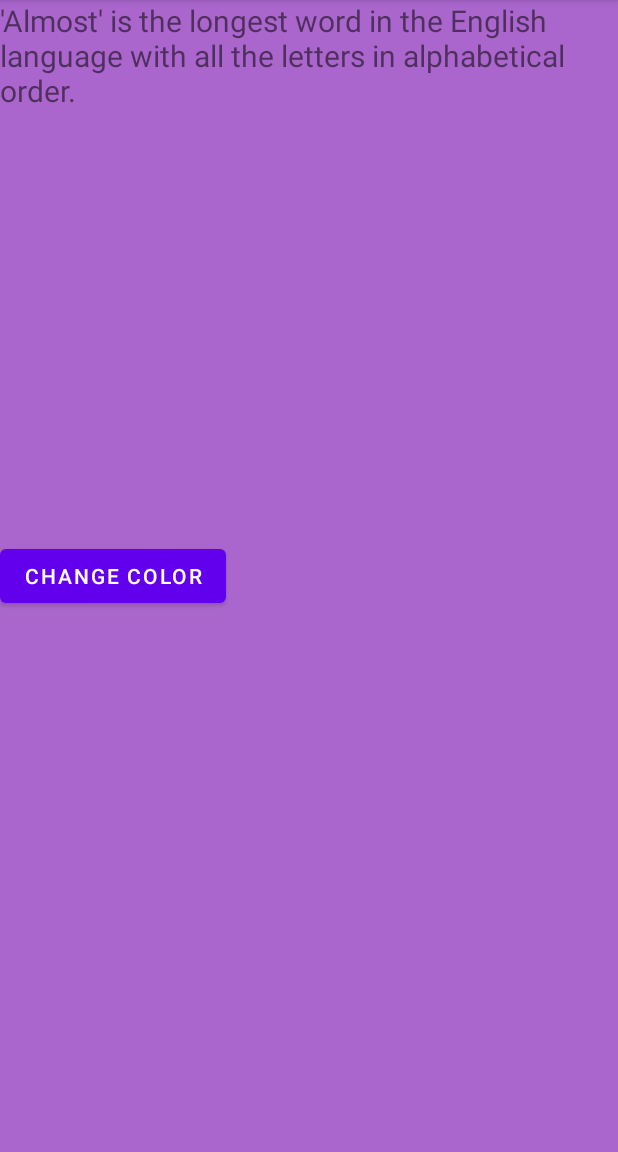
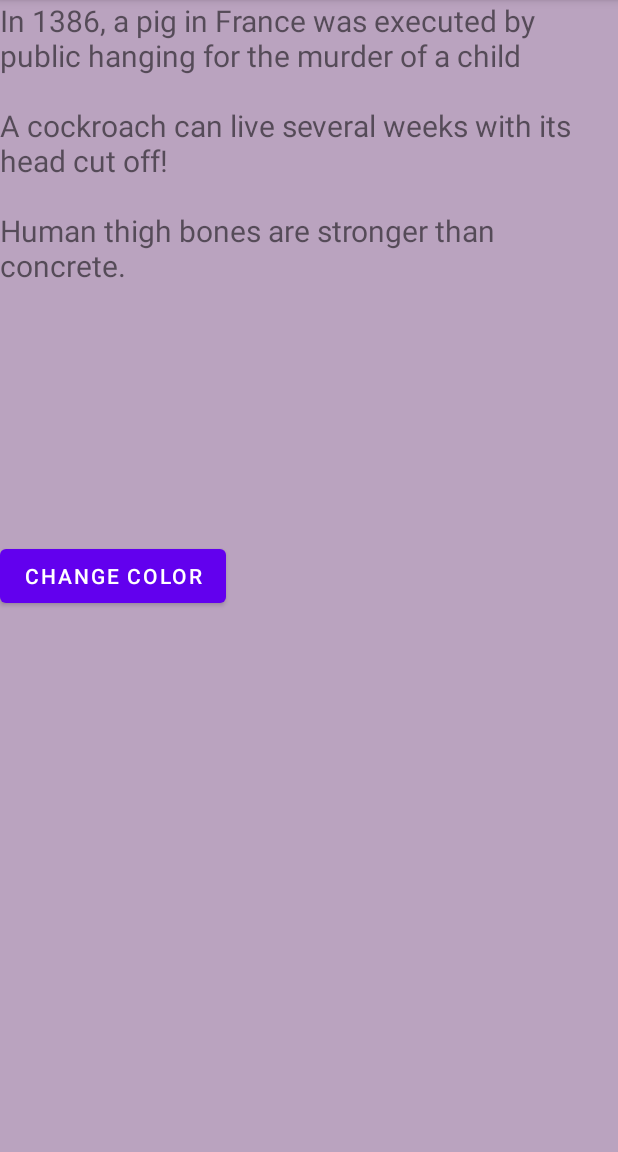
Before and after one commit to ys2409/KnowYourFacts, an Android app: the fragment Fragment3 shown on its own in the app's theme, after a tap on "CHANGE COLOR", on a phone screen of 412 x 824 dp, the part 84-1236 px from its top. Run offline under Robolectric (Android 15) with nearby library versions, the phone set to English and light mode, and no system bars.

Commit message:
updated fragment2 and fragment3

```diff
--- a/app/build.gradle
+++ b/app/build.gradle
@@ -38,4 +38,7 @@ dependencies {
     testImplementation 'junit:junit:4.+'
     androidTestImplementation 'androidx.test.ext:junit:1.1.2'
     androidTestImplementation 'androidx.test.espresso:espresso-core:3.3.0'
+
+    // Picasso
+    implementation 'com.squareup.picasso:picasso:2.5.2'
 }
--- a/app/src/main/java/com/myapplicationdev/android/knowyourfacts/Fragment3.java
+++ b/app/src/main/java/com/myapplicationdev/android/knowyourfacts/Fragment3.java
@@ -1,7 +1,10 @@
 package com.myapplicationdev.android.knowyourfacts;
 
+import android.graphics.Color;
+import android.os.Build;
 import android.os.Bundle;
 
+import androidx.annotation.RequiresApi;
 import androidx.fragment.app.Fragment;
 
 import android.view.LayoutInflater;
@@ -18,33 +21,31 @@ public class Fragment3 extends Fragment {
 
     TextView tv;
     Button btnChange;
-    ArrayList<Integer> colorlist;
-
-    @Override
-    public void onCreate(Bundle savedInstanceState) {
-        super.onCreate(savedInstanceState);
-        colorlist = new ArrayList<>();
-        colorlist.add(android.R.color.holo_blue_bright);
-        colorlist.add(android.R.color.holo_purple);
-        colorlist.add(android.R.color.holo_green_dark);
-        colorlist.add(android.R.color.holo_red_dark);
-        colorlist.add(android.R.color.holo_orange_light);
-        colorlist.add(android.R.color.holo_blue_light);
-    }
 
     @Override
     public View onCreateView(LayoutInflater inflater, ViewGroup container,
                              Bundle savedInstanceState) {
         View view = inflater.inflate(R.layout.fragment_3, container, false);
-        tv = view.findViewById(R.id.tv);
+        tv = view.findViewById(R.id.content);
         btnChange = view.findViewById(R.id.changeColor);
 
+        tv.setText("In 1386, a pig in France was executed by public hanging for the murder of a child\n" +
+                "\n" +
+                "A cockroach can live several weeks with its head cut off!\n" +
+                "\n" +
+                "Human thigh bones are stronger than concrete.");
+
         btnChange.setOnClickListener(new View.OnClickListener() {
+            @RequiresApi(api = Build.VERSION_CODES.O)
             @Override
             public void onClick(View v) {
-                Random r = new Random();
-                int i1 = r.nextInt(5);
-                view.setBackgroundColor(getResources().getColor(colorlist.get(i1)));
+                Random random = new Random();
+
+                float r = random.nextFloat();
+                float g = random.nextFloat();
+                float b = random.nextFloat();
+
+                getView().setBackgroundColor(Color.rgb(r, g, b));
             }
         });
         return view;
--- a/app/src/main/res/layout/fragment_2.xml
+++ b/app/src/main/res/layout/fragment_2.xml
@@ -11,8 +11,7 @@
         android:id="@+id/content"
         android:layout_width="match_parent"
         android:layout_height="wrap_content"
-        android:textSize="20dp"
-        android:text="Queen Elizabeth I regarded herself as a paragon of cleanliness. She declared that she bathed once every three months, whether she needed it or not"/>
+        android:textSize="20dp"/>
 
     <Button
         android:id="@+id/changeColor"
--- a/app/src/main/res/layout/fragment_3.xml
+++ b/app/src/main/res/layout/fragment_3.xml
@@ -11,8 +11,7 @@
         android:id="@+id/content"
         android:layout_width="match_parent"
         android:layout_height="wrap_content"
-        android:textSize="20dp"
-        android:text="'Almost' is the longest word in the English language with all the letters in alphabetical order."/>
+        android:textSize="20dp"/>
 
     <Button
         android:id="@+id/changeColor"
```
Also changed, not shown: app/src/main/java/com/myapplicationdev/android/knowyourfacts/Fragment2.java (+18 -18 lines).
